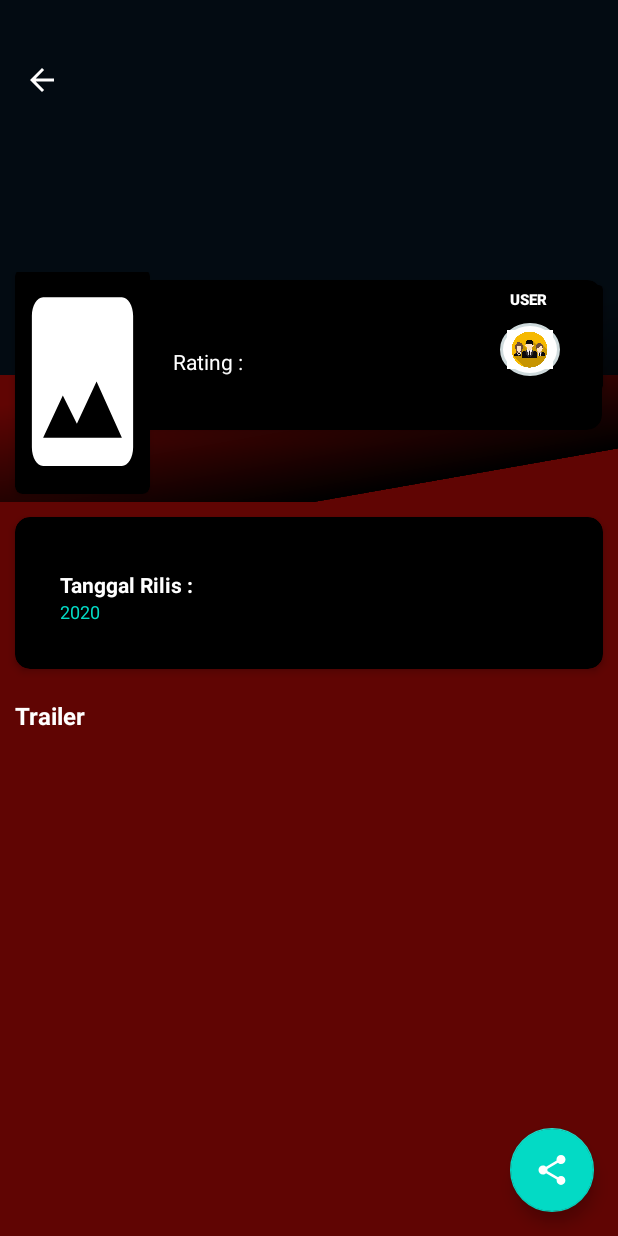
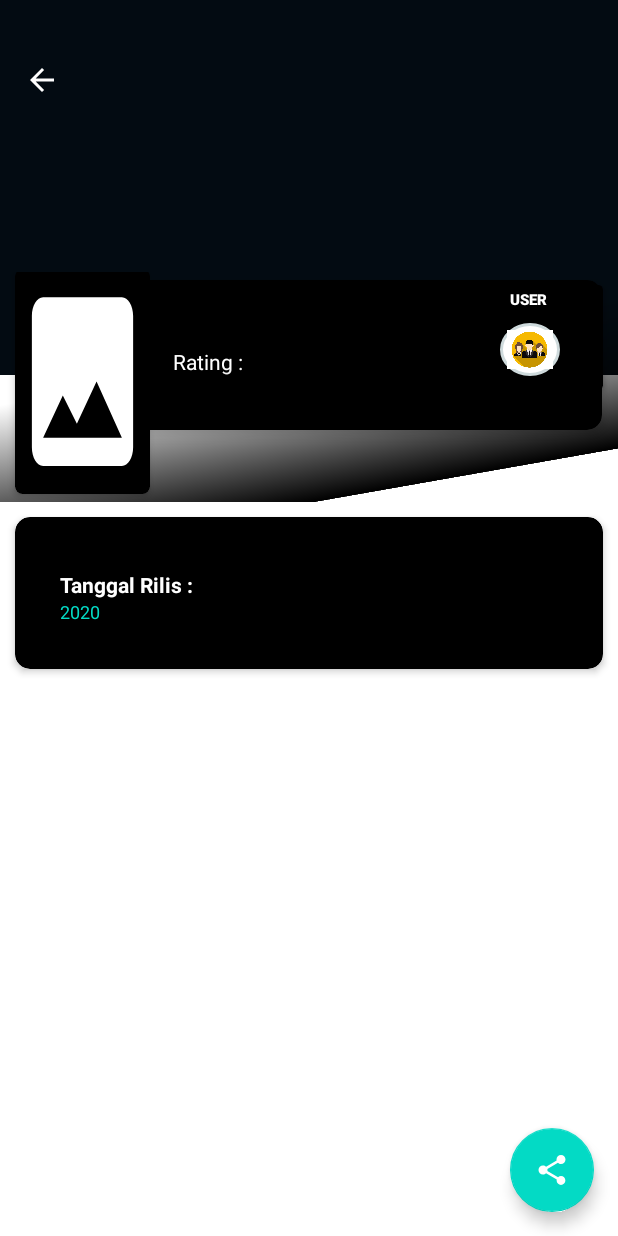
Before and after one commit to lulusalsabila/AplikasiFilmKita, an Android app: the DetailMovieActivity screen opened directly, with no data from a screen before it, on a phone screen of 412 x 824 dp. Run offline under Robolectric (Android 15) with nearby library versions, the light colour scheme and no system bars; libraries missing offline, so code that uses them is left out: com.androidnetworking, com.androidnetworking.common, com.androidnetworking.error, com.androidnetworking.interfaces, com.github.ivbaranov.mfb; plain views replace DiagonalLayout, KenBurnsView; pictures from the network do not load.

Commit message:
Project Update 4

```diff
--- a/app/src/main/res/layout/activity_detail_film.xml
+++ b/app/src/main/res/layout/activity_detail_film.xml
@@ -3,7 +3,7 @@
     xmlns:app="http://schemas.android.com/apk/res-auto"
     android:layout_width="match_parent"
     android:layout_height="match_parent"
-    android:background="#600503">
+    android:background="#FFFFFF">
 
     <com.github.florent37.diagonallayout.DiagonalLayout
         android:layout_width="match_parent"
```
